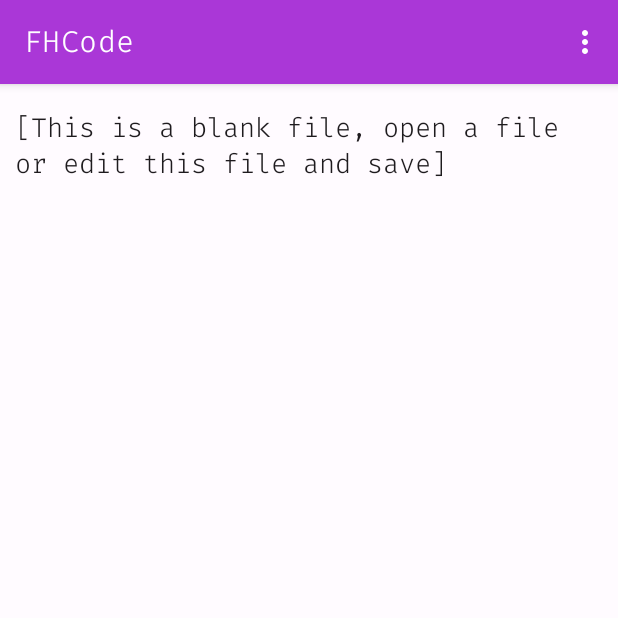
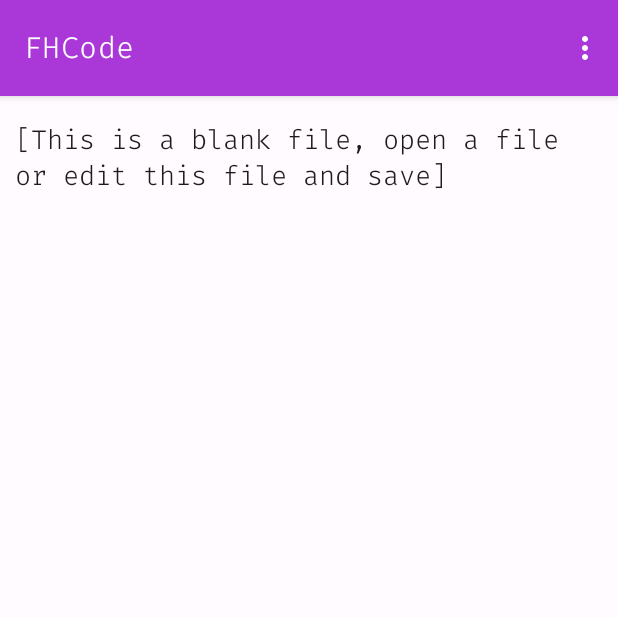
Before and after one commit to FredHappyface/Android.FHCode, an Android app: the screen it shows after launch (ActivityMain), on a phone screen of 412 x 824 dp, the top half of it. Run offline under Robolectric (Android 15) with nearby library versions, the light colour scheme and no system bars.

Commit message:
material 3/ you

```diff
--- /dev/null
+++ b/app/src/main/res/values-v27/styles.xml
@@ -0,0 +1,27 @@
+<?xml version="1.0" encoding="utf-8"?>
+<resources>	<style name="AppTheme" parent="Theme.Material3.DayNight">
+	<!-- Primary brand color. -->
+	<item name="colorPrimaryVariant">@color/accent</item>
+	<item name="colorOnPrimary">@color/onAccent</item>
+	<!-- Status bar color. -->
+	<item name="android:statusBarColor" >?attr/colorPrimaryVariant</item>
+	<!-- Customize your theme here. -->
+	<item name="android:windowLightNavigationBar">?attr/light_theme</item>
+	<item name="navigationBarColor">?attr/backgroundColorPrimary</item>
+	<item name="appBarColor">@color/accent</item>
+	<item name="appBarTextColor">@color/onAccent</item>
+	<item name="android:navigationBarColor">?attr/navigationBarColor</item>
+	<item name="colorPrimaryDark">?attr/navigationBarColor</item>
+	<item name="colorPrimary">?attr/appBarColor</item>
+	<item name="colorAccent">@color/accent</item>
+	<item name="android:textColorPrimary">?attr/foregroundColorPrimary</item>
+	<item name="android:textColorSecondary">?attr/foregroundColorSecondary</item>
+	<item name="android:textColor">?attr/foregroundColorPrimary</item>
+	<item name="android:windowBackground">?attr/backgroundColorPrimary</item>
+	<item name="android:fontFamily">@font/firacode_medium</item>
+	<item name="popupMenuBackground">?attr/backgroundColorSecondary</item>
+	<item name="android:dialogTheme">@style/DialogTheme</item>
+	<item name="actionBarStyle">@style/AppBarBackground</item>
+	<item name="actionBarTheme">@style/AppBarText</item>
+	<item name="actionOverflowButtonStyle">@style/OverflowButtonStyle</item>
+</style></resources>
--- a/app/src/main/res/values/attrs.xml
+++ b/app/src/main/res/values/attrs.xml
@@ -10,4 +10,5 @@
 	<attr name="appBarColor" format="reference"></attr>
 	<attr name="appBarTextColor" format="reference"></attr>
 	<attr name="navigationBarColor" format="reference"></attr>
+	<attr name="light_theme" format="reference"></attr>
 </resources>
--- /dev/null
+++ b/app/src/main/res/values/boolean.xml
@@ -0,0 +1,6 @@
+<?xml version="1.0" encoding="utf-8"?>
+<resources>
+	<bool name="_true">true</bool>
+	<bool name="_false">false</bool>
+
+</resources>
--- a/app/src/main/res/values/styles.xml
+++ b/app/src/main/res/values/styles.xml
@@ -1,6 +1,6 @@
-<resources xmlns:tools="http://schemas.android.com/tools">
+<resources>
 	<!-- Base application theme. -->
-	<style name="AppTheme" parent="Theme.MaterialComponents.DayNight.DarkActionBar">
+	<style name="AppTheme" parent="Theme.Material3.DayNight">
 		<!-- Primary brand color. -->
 		<item name="colorPrimaryVariant">@color/accent</item>
 		<item name="colorOnPrimary">@color/onAccent</item>
@@ -9,6 +9,7 @@
 		<!-- Customize your theme here. -->
 		<item name="navigationBarColor">@color/accent</item>
 		<item name="appBarColor">@color/accent</item>
+		<item name="light_theme">@bool/_false</item>
 		<item name="appBarTextColor">@color/onAccent</item>
 		<item name="android:navigationBarColor">?attr/navigationBarColor</item>
 		<item name="colorPrimaryDark">?attr/navigationBarColor</item>
@@ -37,6 +38,7 @@
 	</style>
 
 	<style name="LightTheme" parent="AppTheme">
+		<item name="light_theme">@bool/_true</item>
 		<item name="backgroundColorPrimary">@color/bg1_light</item>
 		<item name="backgroundColorSecondary">@color/bg2_light</item>
 		<item name="foregroundColorPrimary">@color/fg1_light</item>
```
